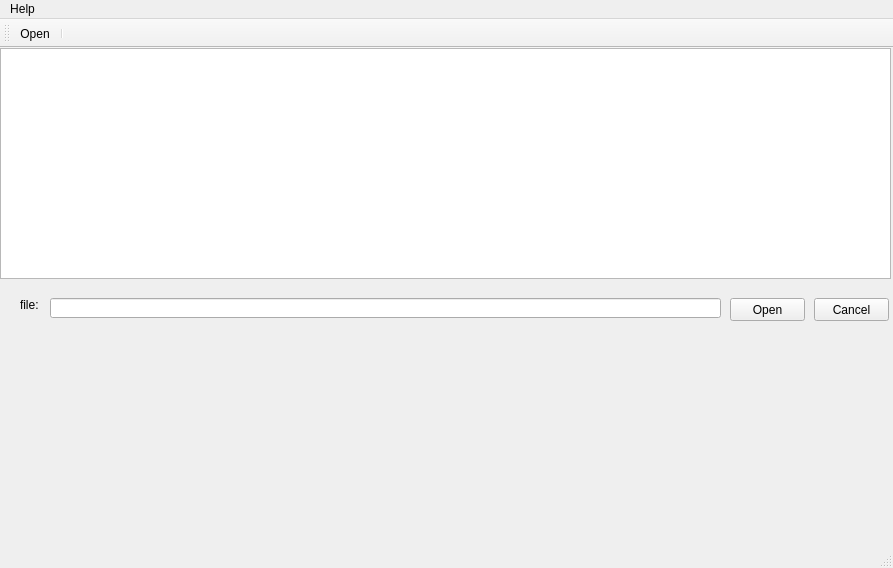
Old version of the form mainwindow.ui in the repository AminAbed/Project.
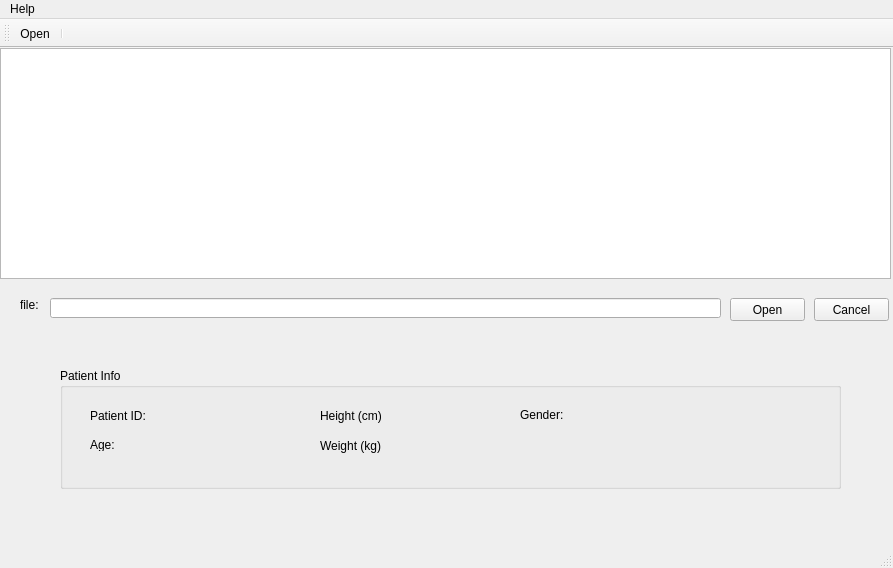
New version of the form. Icons and pictures are not drawn. Custom widgets are drawn as their Qt base class.

Commit message: Changed the MainWindow so it shows a preview of patient summary files.

The edit to the form file:
```diff
--- a/mainwindow.ui
+++ b/mainwindow.ui
@@ -93,6 +93,149 @@
        <string>Cancel</string>
       </property>
      </widget>
+     <widget class="QGroupBox" name="patientInfoBox">
+      <property name="geometry">
+       <rect>
+        <x>60</x>
+        <y>320</y>
+        <width>781</width>
+        <height>121</height>
+       </rect>
+      </property>
+      <property name="title">
+       <string>Patient Info</string>
+      </property>
+      <widget class="QLabel" name="patientIDLabel">
+       <property name="geometry">
+        <rect>
+         <x>30</x>
+         <y>40</y>
+         <width>71</width>
+         <height>16</height>
+        </rect>
+       </property>
+       <property name="text">
+        <string>Patient ID:</string>
+       </property>
+      </widget>
+      <widget class="QLabel" name="ageLabel">
+       <property name="geometry">
+        <rect>
+         <x>30</x>
+         <y>70</y>
+         <width>46</width>
+         <height>13</height>
+        </rect>
+       </property>
+       <property name="text">
+        <string>Age:</string>
+       </property>
+      </widget>
+      <widget class="QLabel" name="heightLabel">
+       <property name="geometry">
+        <rect>
+         <x>260</x>
+         <y>40</y>
+         <width>61</width>
+         <height>16</height>
+        </rect>
+       </property>
+       <property name="text">
+        <string>Height (cm):</string>
+       </property>
+      </widget>
+      <widget class="QLabel" name="weightLabel">
+       <property name="geometry">
+        <rect>
+         <x>260</x>
+         <y>70</y>
+         <width>61</width>
+         <height>16</height>
+        </rect>
+       </property>
+       <property name="text">
+        <string>Weight (kg):</string>
+       </property>
+      </widget>
+      <widget class="QLabel" name="genderLabel">
+       <property name="geometry">
+        <rect>
+         <x>460</x>
+         <y>40</y>
+         <width>46</width>
+         <height>13</height>
+        </rect>
+       </property>
+       <property name="text">
+        <string>Gender:</string>
+       </property>
+      </widget>
+      <widget class="QLabel" name="patientIDValueLabel">
+       <property name="geometry">
+        <rect>
+         <x>100</x>
+         <y>40</y>
+         <width>91</width>
+         <height>16</height>
+        </rect>
+       </property>
+       <property name="text">
+        <string/>
+       </property>
+      </widget>
+      <widget class="QLabel" name="ageValueLabel">
+       <property name="geometry">
+        <rect>
+         <x>100</x>
+         <y>70</y>
+         <width>51</width>
+         <height>16</height>
+        </rect>
+       </property>
+       <property name="text">
+        <string/>
+       </property>
+      </widget>
+      <widget class="QLabel" name="heightValueLabel">
+       <property name="geometry">
+        <rect>
+         <x>330</x>
+         <y>40</y>
+         <width>51</width>
+         <height>20</height>
+        </rect>
+       </property>
+       <property name="text">
+        <string/>
+       </property>
+      </widget>
+      <widget class="QLabel" name="weightValueLabel">
+       <property name="geometry">
+        <rect>
+         <x>330</x>
+         <y>70</y>
+         <width>46</width>
+         <height>13</height>
+        </rect>
+       </property>
+       <property name="text">
+        <string/>
+       </property>
+      </widget>
+      <widget class="QLabel" name="genderValueLabel">
+       <property name="geometry">
+        <rect>
+         <x>520</x>
+         <y>40</y>
+         <width>46</width>
+         <height>13</height>
+        </rect>
+       </property>
+       <property name="text">
+        <string/>
+       </property>
+      </widget>
+     </widget>
     </widget>
    </widget>
   </widget>
```
The commit also changes 2 other files.
